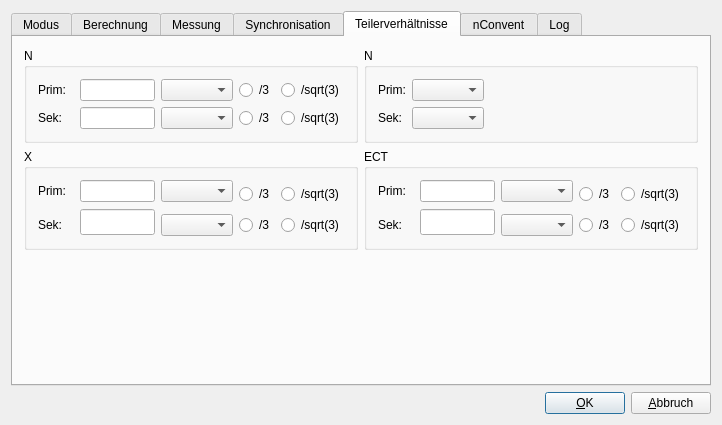
This is wm3000i/confdialogbase.ui in ZeraGmbH/wm-project as Qt 5 draws it before an edit. The edited form follows.
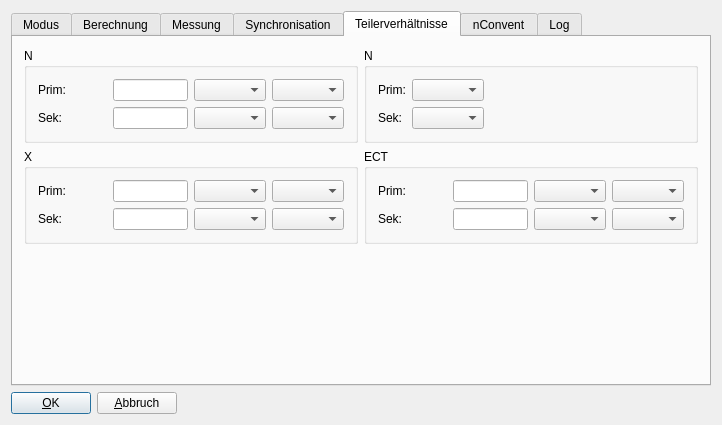
This is the edited form. The open tabs and pages were chosen to show the change. Custom widgets are drawn as their Qt base class.

Commit message: adds divider combo box instead of radio buttons

The edit to the form file:
```diff
--- a/wm3000i/confdialogbase.ui
+++ b/wm3000i/confdialogbase.ui
@@ -873,32 +873,6 @@
             <string>X</string>
            </property>
            <layout class="QGridLayout">
-            <item row="2" column="0">
-             <widget class="QLabel" name="RatioSekXLabel">
-              <property name="sizePolicy">
-               <sizepolicy hsizetype="Preferred" vsizetype="Fixed">
-                <horstretch>0</horstretch>
-                <verstretch>0</verstretch>
-               </sizepolicy>
-              </property>
-              <property name="text">
-               <string>Sek:</string>
-              </property>
-              <property name="wordWrap">
-               <bool>false</bool>
-              </property>
-             </widget>
-            </item>
-            <item row="2" column="3">
-             <widget class="QRadioButton" name="xSek_3radioButton">
-              <property name="text">
-               <string>/3</string>
-              </property>
-              <property name="autoExclusive">
-               <bool>false</bool>
-              </property>
-             </widget>
-            </item>
             <item row="0" column="1">
              <widget class="cWmLineEdit" name="RatioPrimXLineEdit">
               <property name="enabled">
@@ -921,17 +895,7 @@
               </property>
              </widget>
             </item>
-            <item row="2" column="4">
-             <widget class="QRadioButton" name="xSek_w3radioButton">
-              <property name="text">
-               <string>/sqrt(3)</string>
-              </property>
-              <property name="autoExclusive">
-               <bool>false</bool>
-              </property>
-             </widget>
-            </item>
-            <item row="1" column="1" rowspan="2">
+            <item row="1" column="1">
              <widget class="cWmLineEdit" name="RatioSekXLineEdit">
               <property name="sizePolicy">
                <sizepolicy hsizetype="MinimumExpanding" vsizetype="Fixed">
@@ -950,48 +914,50 @@
               </property>
              </widget>
             </item>
-            <item row="0" column="3" rowspan="2">
-             <widget class="QRadioButton" name="xPrim_3radioButton">
-              <property name="text">
-               <string>/3</string>
-              </property>
-              <property name="autoExclusive">
-               <bool>false</bool>
-              </property>
-             </widget>
-            </item>
-            <item row="0" column="4" rowspan="2">
-             <widget class="QRadioButton" name="xPrim_w3radioButton">
-              <property name="text">
-               <string>/sqrt(3)</string>
-              </property>
-              <property name="autoExclusive">
-               <bool>false</bool>
-              </property>
-             </widget>
-            </item>
-            <item row="0" column="0">
-             <widget class="QLabel" name="RatioPrimXLabel">
-              <property name="sizePolicy">
-               <sizepolicy hsizetype="Preferred" vsizetype="Fixed">
-                <horstretch>0</horstretch>
-                <verstretch>0</verstretch>
-               </sizepolicy>
-              </property>
-              <property name="text">
-               <string>Prim:</string>
-              </property>
-              <property name="wordWrap">
-               <bool>false</bool>
-              </property>
-             </widget>
-            </item>
-            <item row="0" column="2">
-             <widget class="QComboBox" name="RatioPrimXUnitComboBox"/>
-            </item>
-            <item row="2" column="2">
+            <item row="1" column="2">
              <widget class="QComboBox" name="RatioSekXUnitComboBox"/>
             </item>
+            <item row="0" column="2">
+             <widget class="QComboBox" name="RatioPrimXUnitComboBox"/>
+            </item>
+            <item row="1" column="0">
+             <widget class="QLabel" name="RatioSekXLabel">
+              <property name="sizePolicy">
+               <sizepolicy hsizetype="Preferred" vsizetype="Fixed">
+                <horstretch>0</horstretch>
+                <verstretch>0</verstretch>
+               </sizepolicy>
+              </property>
+              <property name="text">
+               <string>Sek:</string>
+              </property>
+              <property name="wordWrap">
+               <bool>false</bool>
+              </property>
+             </widget>
+            </item>
+            <item row="1" column="3">
+             <widget class="QComboBox" name="RatioSekXDivComboBox"/>
+            </item>
+            <item row="0" column="3">
+             <widget class="QComboBox" name="RatioPrimXDivComboBox"/>
+            </item>
+            <item row="0" column="0">
+             <widget class="QLabel" name="RatioPrimXLabel">
+              <property name="sizePolicy">
+               <sizepolicy hsizetype="Preferred" vsizetype="Fixed">
+                <horstretch>0</horstretch>
+                <verstretch>0</verstretch>
+               </sizepolicy>
+              </property>
+              <property name="text">
+               <string>Prim:</string>
+              </property>
+              <property name="wordWrap">
+               <bool>false</bool>
+              </property>
+             </widget>
+            </item>
            </layout>
           </widget>
          </item>
@@ -1110,14 +1076,7 @@
            </property>
            <layout class="QGridLayout">
             <item row="1" column="3">
-             <widget class="QRadioButton" name="nSek_3radioButton">
-              <property name="text">
-               <string>/3</string>
-              </property>
-              <property name="autoExclusive">
-               <bool>false</bool>
-              </property>
-             </widget>
+             <widget class="QComboBox" name="RatioSekNDivComboBox"/>
             </item>
             <item row="0" column="0">
              <widget class="QLabel" name="RatioPrimXLabel_2">
@@ -1135,13 +1094,25 @@
               </property>
              </widget>
             </item>
-            <item row="1" column="4">
-             <widget class="QRadioButton" name="nSek_w3radioButton">
-              <property name="text">
-               <string>/sqrt(3)</string>
+            <item row="0" column="2">
+             <widget class="QComboBox" name="RatioPrimNunitComboBox"/>
+            </item>
+            <item row="1" column="1">
+             <widget class="cWmLineEdit" name="RatioSekNLineEdit">
+              <property name="sizePolicy">
+               <sizepolicy hsizetype="MinimumExpanding" vsizetype="Fixed">
+                <horstretch>0</horstretch>
+                <verstretch>0</verstretch>
+               </sizepolicy>
               </property>
-              <property name="autoExclusive">
-               <bool>false</bool>
+              <property name="maximumSize">
+               <size>
+                <width>75</width>
+                <height>32767</height>
+               </size>
+              </property>
+              <property name="maxLength">
+               <number>9</number>
               </property>
              </widget>
             </item>
@@ -1161,16 +1132,6 @@
               </property>
              </widget>
             </item>
-            <item row="0" column="4">
-             <widget class="QRadioButton" name="nPrim_w3radioButton">
-              <property name="text">
-               <string>/sqrt(3)</string>
-              </property>
-              <property name="autoExclusive">
-               <bool>false</bool>
-              </property>
-             </widget>
-            </item>
             <item row="0" column="1">
              <widget class="cWmLineEdit" name="RatioPrimNLineEdit">
               <property name="sizePolicy">
@@ -1191,36 +1152,7 @@
              </widget>
             </item>
             <item row="0" column="3">
-             <widget class="QRadioButton" name="nPrim_3radioButton">
-              <property name="text">
-               <string>/3</string>
-              </property>
-              <property name="autoExclusive">
-               <bool>false</bool>
-              </property>
-             </widget>
-            </item>
-            <item row="1" column="1">
-             <widget class="cWmLineEdit" name="RatioSekNLineEdit">
-              <property name="sizePolicy">
-               <sizepolicy hsizetype="MinimumExpanding" vsizetype="Fixed">
-                <horstretch>0</horstretch>
-                <verstretch>0</verstretch>
-               </sizepolicy>
-              </property>
-              <property name="maximumSize">
-               <size>
-                <width>75</width>
-                <height>32767</height>
-               </size>
-              </property>
-              <property name="maxLength">
-               <number>9</number>
-              </property>
-             </widget>
-            </item>
-            <item row="0" column="2">
-             <widget class="QComboBox" name="RatioPrimNunitComboBox"/>
+             <widget class="QComboBox" name="RatioPrimNDivComboBox"/>
             </item>
             <item row="1" column="2">
              <widget class="QComboBox" name="RatioSekNUnitcomboBox"/>
@@ -1243,7 +1175,10 @@
             <string>ECT</string>
            </property>
            <layout class="QGridLayout">
-            <item row="1" column="1" rowspan="2">
+            <item row="0" column="2">
+             <widget class="QComboBox" name="RatioPrimECTUnitComboBox"/>
+            </item>
+            <item row="1" column="1">
              <widget class="cWmLineEdit" name="RatioSekECTLineEdit">
               <property name="sizePolicy">
                <sizepolicy hsizetype="MinimumExpanding" vsizetype="Fixed">
@@ -1262,43 +1197,13 @@
               </property>
              </widget>
             </item>
-            <item row="0" column="3" rowspan="2">
-             <widget class="QRadioButton" name="ectPrim_3radioButton">
-              <property name="text">
-               <string>/3</string>
-              </property>
-              <property name="autoExclusive">
-               <bool>false</bool>
-              </property>
-             </widget>
+            <item row="1" column="2">
+             <widget class="QComboBox" name="RatioSekECTUnitComboBox"/>
             </item>
-            <item row="0" column="0">
-             <widget class="QLabel" name="RatioPrimXLabel_3">
-              <property name="sizePolicy">
-               <sizepolicy hsizetype="Preferred" vsizetype="Fixed">
-                <horstretch>0</horstretch>
-                <verstretch>0</verstretch>
-               </sizepolicy>
-              </property>
-              <property name="text">
-               <string>Prim:</string>
-              </property>
-              <property name="wordWrap">
-               <bool>false</bool>
-              </property>
-             </widget>
+            <item row="1" column="3">
+             <widget class="QComboBox" name="RatioSekECTDivComboBox"/>
             </item>
-            <item row="0" column="4" rowspan="2">
-             <widget class="QRadioButton" name="ectPrim_w3radioButton">
-              <property name="text">
-               <string>/sqrt(3)</string>
-              </property>
-              <property name="autoExclusive">
-               <bool>false</bool>
-              </property>
-             </widget>
-            </item>
-            <item row="2" column="0">
+            <item row="1" column="0">
              <widget class="QLabel" name="RatioSekXLabel_3">
               <property name="sizePolicy">
                <sizepolicy hsizetype="Preferred" vsizetype="Fixed">
@@ -1314,16 +1219,6 @@
               </property>
              </widget>
             </item>
-            <item row="2" column="4">
-             <widget class="QRadioButton" name="ectSek_w3radioButton">
-              <property name="text">
-               <string>/sqrt(3)</string>
-              </property>
-              <property name="autoExclusive">
-               <bool>false</bool>
-              </property>
-             </widget>
-            </item>
             <item row="0" column="1">
              <widget class="cWmLineEdit" name="RatioPrimECTLineEdit">
               <property name="enabled">
@@ -1346,22 +1241,25 @@
               </property>
              </widget>
             </item>
-            <item row="2" column="3">
-             <widget class="QRadioButton" name="ectSek_3radioButton">
+            <item row="0" column="3">
+             <widget class="QComboBox" name="RatioPrimECTDivComboBox"/>
+            </item>
+            <item row="0" column="0">
+             <widget class="QLabel" name="RatioPrimXLabel_3">
+              <property name="sizePolicy">
+               <sizepolicy hsizetype="Preferred" vsizetype="Fixed">
+                <horstretch>0</horstretch>
+                <verstretch>0</verstretch>
+               </sizepolicy>
+              </property>
               <property name="text">
-               <string>/3</string>
+               <string>Prim:</string>
               </property>
-              <property name="autoExclusive">
+              <property name="wordWrap">
                <bool>false</bool>
               </property>
              </widget>
             </item>
-            <item row="0" column="2">
-             <widget class="QComboBox" name="RatioPrimECTUnitComboBox"/>
-            </item>
-            <item row="2" column="2">
-             <widget class="QComboBox" name="RatioSekECTUnitComboBox"/>
-            </item>
            </layout>
           </widget>
          </item>
@@ -2442,6 +2340,35 @@
      </item>
      <item>
       <layout class="QHBoxLayout" name="_2">
+       <item>
+        <widget class="QPushButton" name="buttonOk">
+         <property name="text">
+          <string>&amp;OK</string>
+         </property>
+         <property name="shortcut">
+          <string/>
+         </property>
+         <property name="autoDefault">
+          <bool>true</bool>
+         </property>
+         <property name="default">
+          <bool>true</bool>
+         </property>
+        </widget>
+       </item>
+       <item>
+        <widget class="QPushButton" name="buttonCancel">
+         <property name="text">
+          <string>&amp;Abbruch</string>
+         </property>
+         <property name="shortcut">
+          <string>Alt+A</string>
+         </property>
+         <property name="autoDefault">
+          <bool>true</bool>
+         </property>
+        </widget>
+       </item>
        <item>
         <spacer name="Horizontal Spacing2">
          <property name="orientation">
@@ -2458,35 +2385,6 @@
          </property>
         </spacer>
        </item>
-       <item>
-        <widget class="QPushButton" name="buttonOk">
-         <property name="text">
-          <string>&amp;OK</string>
-         </property>
-         <property name="shortcut">
-          <string/>
-         </property>
-         <property name="autoDefault">
-          <bool>true</bool>
-         </property>
-         <property name="default">
-          <bool>true</bool>
-         </property>
-        </widget>
-       </item>
-       <item>
-        <widget class="QPushButton" name="buttonCancel">
-         <property name="text">
-          <string>&amp;Abbruch</string>
-         </property>
-         <property name="shortcut">
-          <string>Alt+A</string>
-         </property>
-         <property name="autoDefault">
-          <bool>true</bool>
-         </property>
-        </widget>
-       </item>
       </layout>
      </item>
     </layout>
```
The commit also changes 2 other files.
